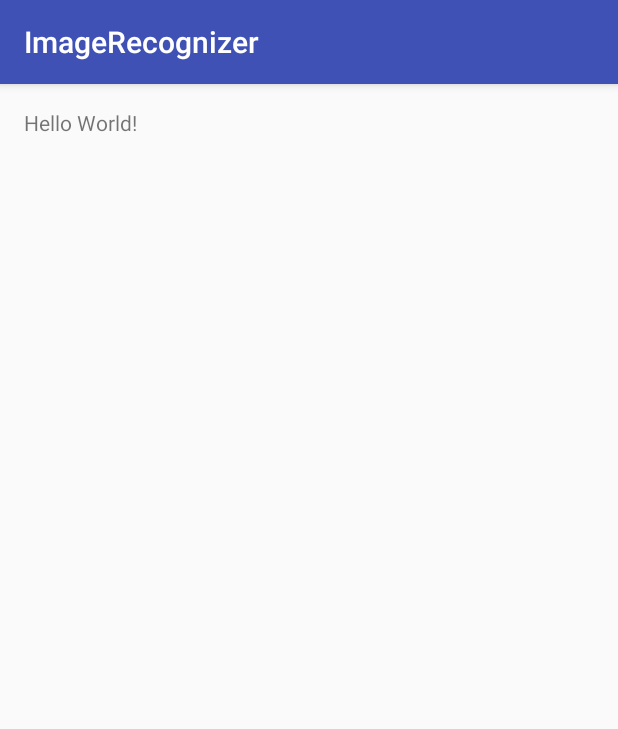
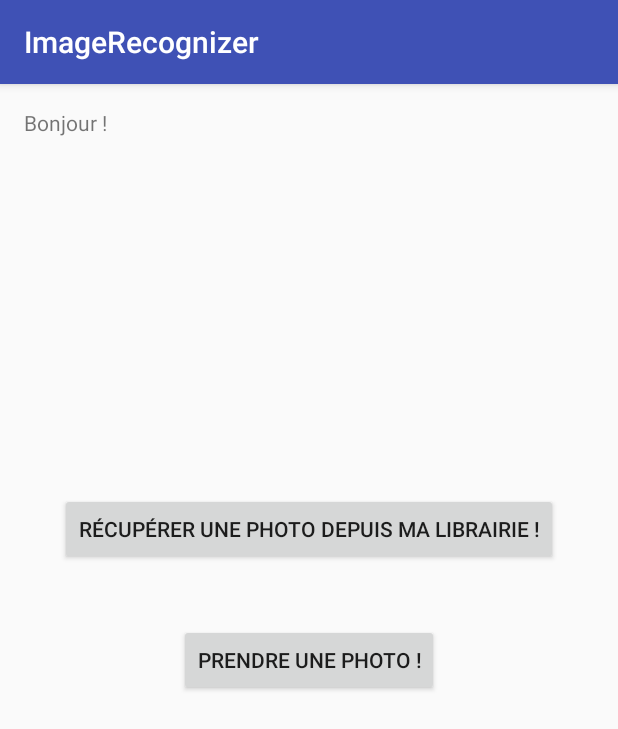
Before and after one commit to fefefy/ImageRecognizer, an Android app: the screen it shows after launch (MainActivity), on a phone screen of 412 x 824 dp. Shown: the top 729 px of the screen. Run offline under Robolectric (Android 15) with nearby library versions, the phone set to English and light mode, and no system bars.

Commit message:
Small update Add 2 layouts

```diff
--- a/app/src/main/java/projetstl/com/imagerecognizer/MainActivity.java
+++ b/app/src/main/java/projetstl/com/imagerecognizer/MainActivity.java
@@ -2,6 +2,9 @@ package projetstl.com.imagerecognizer;
 
 import android.support.v7.app.AppCompatActivity;
 import android.os.Bundle;
+import android.util.Log;
+import android.view.View;
+import android.widget.Button;
 
 public class MainActivity extends AppCompatActivity {
 
@@ -9,5 +12,26 @@ public class MainActivity extends AppCompatActivity {
     protected void onCreate(Bundle savedInstanceState) {
         super.onCreate(savedInstanceState);
         setContentView(R.layout.activity_main);
+        Button libraryButton = (Button)findViewById(R.id.Library_Button);
+
+
+        libraryButton.setOnClickListener(new View.OnClickListener(){
+            public void onClick(View v) {
+                Log.i("Library button","User clicked the library Button");
+                setContentView(R.layout.library_layout);
+                //TODO ajout link vers classe Library.java
+            }
+        });
+
+        Button photoButton = (Button)findViewById(R.id.Photo_button);
+        photoButton.setOnClickListener(new View.OnClickListener(){
+            public void onClick(View v) {
+                Log.i("Photo Button","User clicked the photo Button");
+                setContentView(R.layout.photo_layout);
+
+                //TODO ajout link vers classe Photo.java
+            }
+            });
     }
+
 }
--- a/app/src/main/res/layout/activity_main.xml
+++ b/app/src/main/res/layout/activity_main.xml
@@ -13,6 +13,23 @@
     <TextView
         android:layout_width="wrap_content"
         android:layout_height="wrap_content"
-        android:text="Hello World!" />
+        android:text="Bonjour !" />
+
+    <Button
+        android:layout_width="wrap_content"
+        android:layout_height="wrap_content"
+        android:layout_centerVertical="true"
+        android:layout_centerHorizontal="true"
+        android:id="@+id/Photo_button"
+        android:text="Prendre une photo !" />
+
+    <Button
+        android:text="Récupérer une photo depuis ma librairie !"
+        android:layout_width="wrap_content"
+        android:layout_height="wrap_content"
+        android:layout_above="@+id/Photo_button"
+        android:layout_centerHorizontal="true"
+        android:layout_marginBottom="39dp"
+        android:id="@+id/Library_Button" />
 
 </RelativeLayout>
```
Also changed, not shown: app/src/main/java/projetstl/com/imagerecognizer/Library.java (added, +8 -0 lines), app/src/main/java/projetstl/com/imagerecognizer/Photo.java (added, +8 -0 lines), app/src/main/res/layout/library_layout.xml (added, +12 -0 lines), app/src/main/res/layout/photo_layout.xml (added, +12 -0 lines).
